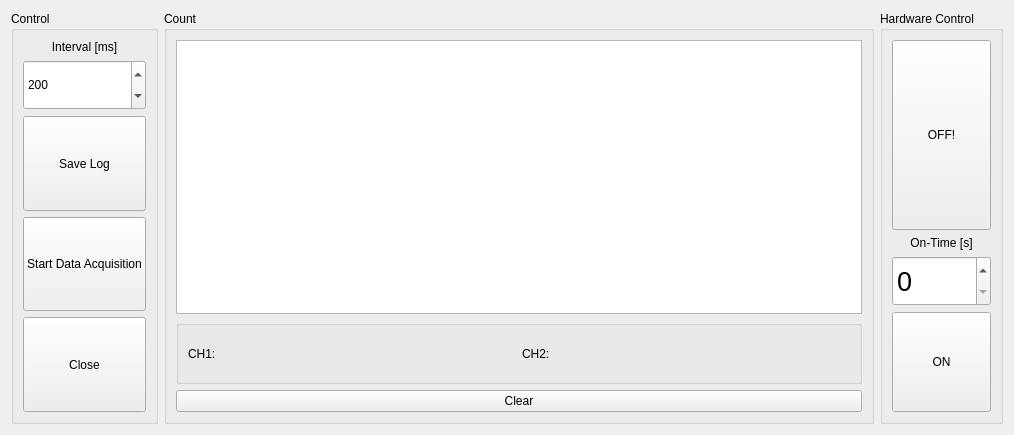
Before: the Qt Designer form rpi_gui.ui in atzengin/RPi-Frequency-Counter-Software, drawn with Qt 5.
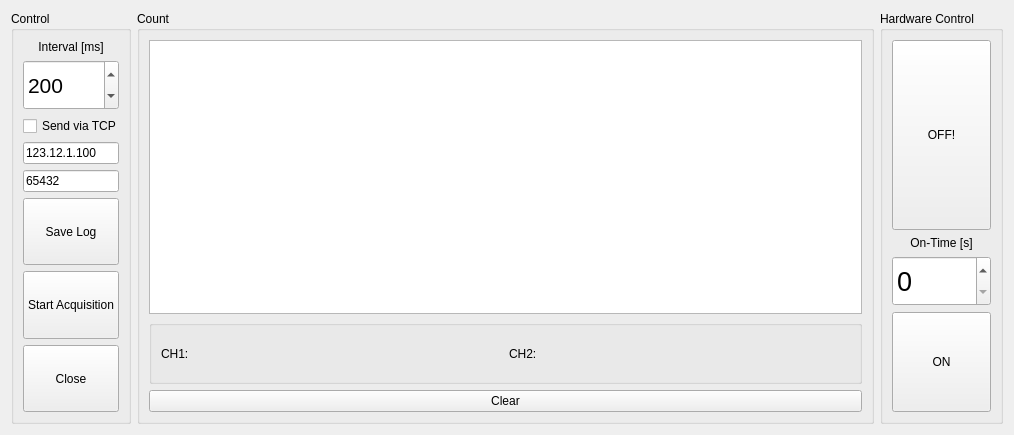
After: the same form once the commit is applied.

Commit message: TCP sending option added. Crash fixed when there is no TCP connection.

The edit to the form file:
```diff
--- a/rpi_gui.ui
+++ b/rpi_gui.ui
@@ -33,7 +33,7 @@
           <string>Control</string>
          </property>
          <layout class="QGridLayout" name="gridLayout_4">
-          <item row="3" column="0">
+          <item row="7" column="0">
            <widget class="QPushButton" name="button_stop">
             <property name="sizePolicy">
              <sizepolicy hsizetype="Minimum" vsizetype="Expanding">
@@ -43,38 +43,18 @@
             </property>
             <property name="minimumSize">
              <size>
-              <width>120</width>
+              <width>0</width>
               <height>0</height>
              </size>
             </property>
-            <property name="text">
-             <string>Start Data Acquisition</string>
+            <property name="maximumSize">
+             <size>
+              <width>96</width>
+              <height>16777215</height>
+             </size>
             </property>
-           </widget>
-          </item>
-          <item row="2" column="0">
-           <widget class="QPushButton" name="button_save">
-            <property name="sizePolicy">
-             <sizepolicy hsizetype="Minimum" vsizetype="Expanding">
-              <horstretch>0</horstretch>
-              <verstretch>0</verstretch>
-             </sizepolicy>
-            </property>
             <property name="text">
-             <string>Save Log</string>
-            </property>
-           </widget>
-          </item>
-          <item row="4" column="0">
-           <widget class="QPushButton" name="button_close">
-            <property name="sizePolicy">
-             <sizepolicy hsizetype="Minimum" vsizetype="Expanding">
-              <horstretch>0</horstretch>
-              <verstretch>0</verstretch>
-             </sizepolicy>
-            </property>
-            <property name="text">
-             <string>Close</string>
+             <string>Start Acquisition</string>
             </property>
            </widget>
           </item>
@@ -88,6 +68,76 @@
             </property>
            </widget>
           </item>
+          <item row="2" column="0">
+           <widget class="QCheckBox" name="checkbox_send_TCP">
+            <property name="maximumSize">
+             <size>
+              <width>96</width>
+              <height>16777215</height>
+             </size>
+            </property>
+            <property name="text">
+             <string>Send via TCP</string>
+            </property>
+           </widget>
+          </item>
+          <item row="3" column="0">
+           <widget class="QLineEdit" name="lineEdit_IP">
+            <property name="sizePolicy">
+             <sizepolicy hsizetype="Minimum" vsizetype="Fixed">
+              <horstretch>0</horstretch>
+              <verstretch>0</verstretch>
+             </sizepolicy>
+            </property>
+            <property name="maximumSize">
+             <size>
+              <width>96</width>
+              <height>16777215</height>
+             </size>
+            </property>
+            <property name="text">
+             <string>123.12.1.100</string>
+            </property>
+           </widget>
+          </item>
+          <item row="4" column="0">
+           <widget class="QLineEdit" name="lineEdit_Port">
+            <property name="sizePolicy">
+             <sizepolicy hsizetype="Minimum" vsizetype="Fixed">
+              <horstretch>0</horstretch>
+              <verstretch>0</verstretch>
+             </sizepolicy>
+            </property>
+            <property name="maximumSize">
+             <size>
+              <width>96</width>
+              <height>16777215</height>
+             </size>
+            </property>
+            <property name="text">
+             <string>65432</string>
+            </property>
+           </widget>
+          </item>
+          <item row="8" column="0">
+           <widget class="QPushButton" name="button_close">
+            <property name="sizePolicy">
+             <sizepolicy hsizetype="Minimum" vsizetype="Expanding">
+              <horstretch>0</horstretch>
+              <verstretch>0</verstretch>
+             </sizepolicy>
+            </property>
+            <property name="maximumSize">
+             <size>
+              <width>96</width>
+              <height>16777215</height>
+             </size>
+            </property>
+            <property name="text">
+             <string>Close</string>
+            </property>
+           </widget>
+          </item>
           <item row="1" column="0">
            <widget class="QSpinBox" name="interval">
             <property name="minimumSize">
@@ -96,6 +146,17 @@
               <height>50</height>
              </size>
             </property>
+            <property name="maximumSize">
+             <size>
+              <width>96</width>
+              <height>16777215</height>
+             </size>
+            </property>
+            <property name="font">
+             <font>
+              <pointsize>16</pointsize>
+             </font>
+            </property>
             <property name="minimum">
              <number>1</number>
             </property>
@@ -110,6 +171,25 @@
             </property>
            </widget>
           </item>
+          <item row="6" column="0">
+           <widget class="QPushButton" name="button_save">
+            <property name="sizePolicy">
+             <sizepolicy hsizetype="Minimum" vsizetype="Expanding">
+              <horstretch>0</horstretch>
+              <verstretch>0</verstretch>
+             </sizepolicy>
+            </property>
+            <property name="maximumSize">
+             <size>
+              <width>96</width>
+              <height>16777215</height>
+             </size>
+            </property>
+            <property name="text">
+             <string>Save Log</string>
+            </property>
+           </widget>
+          </item>
          </layout>
         </widget>
        </item>
```
The commit also changes 2 other files.
